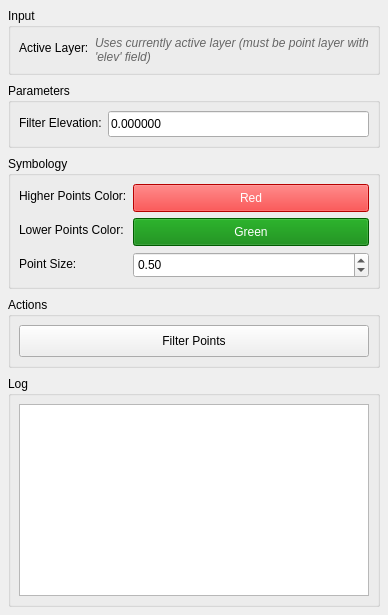
FLYGHT7/qpansopy, file Q_Pansopy/ui/utilities/qpansopy_point_filter_dockwidget.ui: the form before one commit.
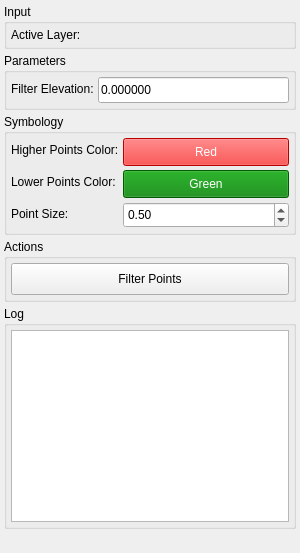
The form after the commit.

Patch:
```diff
--- a/Q_Pansopy/ui/utilities/qpansopy_point_filter_dockwidget.ui
+++ b/Q_Pansopy/ui/utilities/qpansopy_point_filter_dockwidget.ui
@@ -11,7 +11,7 @@
   <property name="maximumSize">
    <size>
     <width>16777215</width>
-    <height>650</height>
+    <height>16777215</height>
    </size>
   </property>
   <property name="windowTitle">
@@ -20,10 +20,10 @@
   <widget class="QWidget" name="dockWidgetContents">
    <layout class="QVBoxLayout" name="verticalLayout">
     <property name="spacing">
-     <number>8</number>
+    <number>4</number>
     </property>
     <property name="margin">
-     <number>8</number>
+    <number>4</number>
     </property>
     <item>
      <widget class="QGroupBox" name="inputGroup">
@@ -38,10 +38,10 @@
       </property>
       <layout class="QFormLayout" name="formLayout">
        <property name="spacing">
-        <number>6</number>
+        <number>4</number>
        </property>
        <property name="margin">
-        <number>8</number>
+        <number>4</number>
        </property>
        <item row="0" column="0">
         <widget class="QLabel" name="activeLayerLabel">
@@ -55,15 +55,9 @@
          <property name="minimumSize">
           <size>
            <width>0</width>
-           <height>24</height>
+            <height>0</height>
           </size>
          </property>
-         <property name="text">
-          <string>Uses currently active layer (must be point layer with 'elev' field)</string>
-         </property>
-         <property name="styleSheet">
-          <string>color: #666; font-style: italic;</string>
-         </property>
          <property name="wordWrap">
           <bool>true</bool>
          </property>
@@ -85,10 +79,10 @@
       </property>
       <layout class="QFormLayout" name="parametersLayout">
        <property name="spacing">
-        <number>6</number>
+        <number>4</number>
        </property>
        <property name="margin">
-        <number>8</number>
+        <number>4</number>
        </property>
        <item row="0" column="0">
     <widget class="QLabel" name="thrElevLabel">
@@ -132,10 +126,10 @@
       </property>
       <layout class="QFormLayout" name="symbologyLayout">
        <property name="spacing">
-        <number>6</number>
+        <number>4</number>
        </property>
        <property name="margin">
-        <number>8</number>
+        <number>4</number>
        </property>
        <item row="0" column="0">
         <widget class="QLabel" name="higherColorLabel">
@@ -249,10 +243,10 @@
       </property>
       <layout class="QVBoxLayout" name="actionsLayout">
        <property name="spacing">
-        <number>6</number>
+        <number>4</number>
        </property>
        <property name="margin">
-        <number>8</number>
+        <number>4</number>
        </property>
        <item>
         <layout class="QHBoxLayout" name="buttonsLayout">
@@ -287,7 +281,7 @@
     <item>
      <widget class="QGroupBox" name="logGroup">
       <property name="sizePolicy">
-       <sizepolicy hsizetype="Preferred" vsizetype="Expanding">
+       <sizepolicy hsizetype="Preferred" vsizetype="Fixed">
         <horstretch>0</horstretch>
         <verstretch>0</verstretch>
        </sizepolicy>
@@ -297,29 +291,42 @@
       </property>
       <layout class="QVBoxLayout" name="logLayout">
        <property name="spacing">
-        <number>6</number>
+        <number>4</number>
        </property>
        <property name="margin">
-        <number>8</number>
+        <number>4</number>
        </property>
        <item>
     <widget class="QTextEdit" name="logTextEdit">
      <property name="sizePolicy">
-      <sizepolicy hsizetype="Expanding" vsizetype="Expanding">
+    <sizepolicy hsizetype="Expanding" vsizetype="Fixed">
        <horstretch>0</horstretch>
        <verstretch>0</verstretch>
       </sizepolicy>
      </property>
-     <property name="minimumSize">
+   <property name="minimumHeight">
+    <number>70</number>
+   </property>
+   <property name="maximumHeight">
+    <number>140</number>
+   </property>
+    </widget>
+       </item>
+      </layout>
+     </widget>
+   </item>
+   <item>
+    <spacer name="verticalSpacer">
+     <property name="orientation">
+      <enum>Qt::Vertical</enum>
+     </property>
+     <property name="sizeHint" stdset="0">
       <size>
-       <width>0</width>
-       <height>100</height>
+      <width>20</width>
+      <height>20</height>
       </size>
      </property>
-    </widget>
-       </item>
-      </layout>
-     </widget>
+    </spacer>
     </item>
    </layout>
   </widget>
```
Lines whose indentation alone changed are shown as unchanged.
